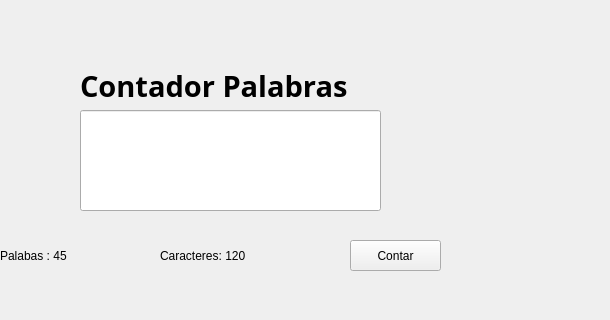
Above: ContadorPalabras.ui from David253110092/ContadorPalabrasBHDI before the change; both pictures show x 190 to 800 and y 0 to 320 of the 800 by 600 pixel window. Below: the same form after it.
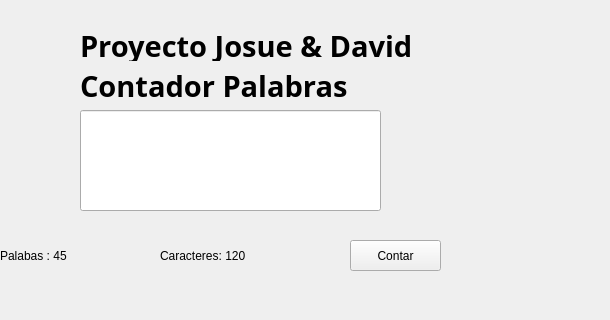
That is the form after the change.

Commit message: Se añadio el titulo de la actividad 🐱🐱

Patch:
```diff
--- a/ContadorPalabras.ui
+++ b/ContadorPalabras.ui
@@ -87,6 +87,30 @@
      </rect>
     </property>
    </widget>
+   <widget class="QLabel" name="label_2">
+    <property name="geometry">
+     <rect>
+      <x>270</x>
+      <y>30</y>
+      <width>411</width>
+      <height>31</height>
+     </rect>
+    </property>
+    <property name="font">
+     <font>
+      <family>Cascadia Mono SemiBold</family>
+      <pointsize>22</pointsize>
+      <weight>75</weight>
+      <bold>true</bold>
+     </font>
+    </property>
+    <property name="contextMenuPolicy">
+     <enum>Qt::PreventContextMenu</enum>
+    </property>
+    <property name="text">
+     <string>Proyecto Josue &amp; David</string>
+    </property>
+   </widget>
   </widget>
   <widget class="QMenuBar" name="menubar">
    <property name="geometry">
```
